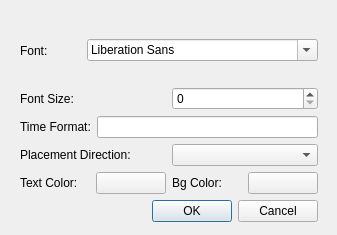
Qt form label_options.ui (anitagraser/TimeManager) before a commit.
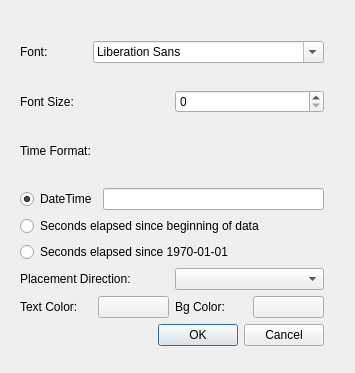
The same form after that commit. Custom widgets are drawn as their Qt base class.

Commit message: Adds some more options for writing the timestamps. Those are not yet saved in the project

```diff
--- a/label_options.ui
+++ b/label_options.ui
@@ -6,10 +6,16 @@
    <rect>
     <x>0</x>
     <y>0</y>
-    <width>337</width>
-    <height>235</height>
+    <width>355</width>
+    <height>373</height>
    </rect>
   </property>
+  <property name="sizePolicy">
+   <sizepolicy hsizetype="Minimum" vsizetype="Preferred">
+    <horstretch>0</horstretch>
+    <verstretch>0</verstretch>
+   </sizepolicy>
+  </property>
   <property name="windowTitle">
    <string>Options</string>
   </property>
@@ -31,8 +37,8 @@
     <rect>
      <x>20</x>
      <y>20</y>
-     <width>298</width>
-     <height>202</height>
+     <width>304</width>
+     <height>326</height>
     </rect>
    </property>
    <layout class="QVBoxLayout" name="verticalLayout_3">
@@ -75,11 +81,47 @@
           </property>
          </widget>
         </item>
+       </layout>
+      </item>
+      <item>
+       <layout class="QHBoxLayout" name="horizontalLayout_6">
+        <item>
+         <widget class="QRadioButton" name="radioButton_dt">
+          <property name="text">
+           <string>DateTime</string>
+          </property>
+          <property name="checked">
+           <bool>true</bool>
+          </property>
+         </widget>
+        </item>
         <item>
          <widget class="QLineEdit" name="time_format"/>
         </item>
        </layout>
       </item>
+      <item>
+       <layout class="QHBoxLayout" name="horizontalLayout_7">
+        <item>
+         <widget class="QRadioButton" name="radioButton_beginning">
+          <property name="text">
+           <string>Seconds elapsed since beginning of data</string>
+          </property>
+         </widget>
+        </item>
+       </layout>
+      </item>
+      <item>
+       <layout class="QHBoxLayout" name="horizontalLayout_9">
+        <item>
+         <widget class="QRadioButton" name="radioButton_epoch">
+          <property name="text">
+           <string>Seconds elapsed since 1970-01-01</string>
+          </property>
+         </widget>
+        </item>
+       </layout>
+      </item>
       <item>
        <layout class="QHBoxLayout" name="horizontalLayout">
         <item>
```
The commit also changes 3 other files.
